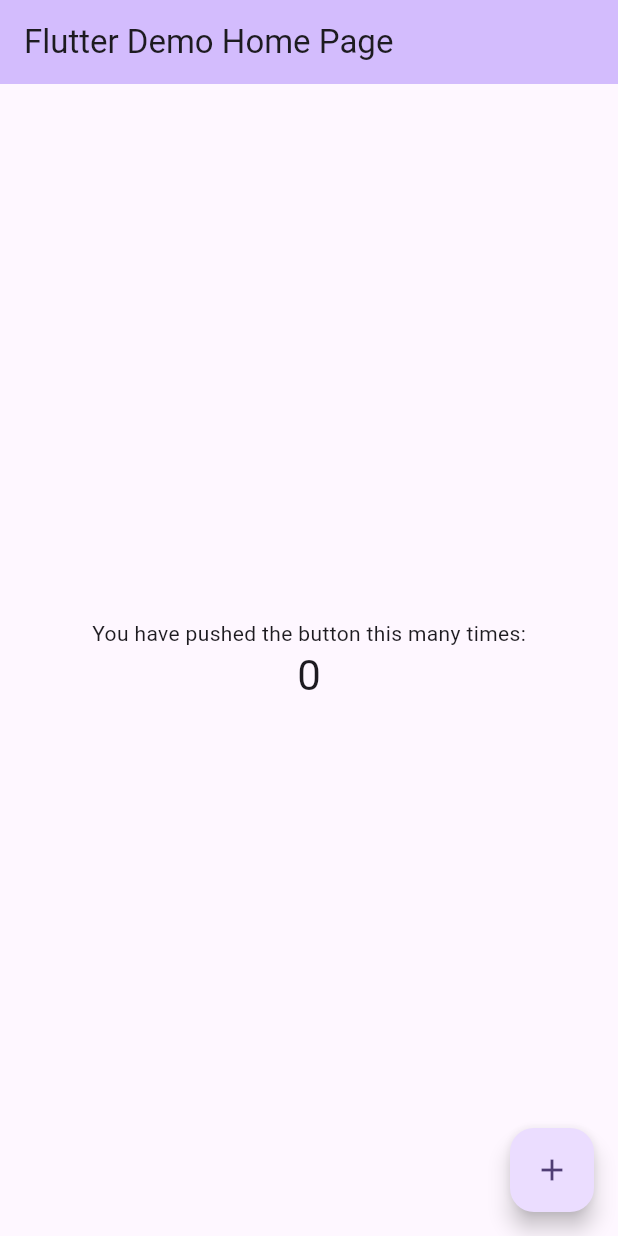
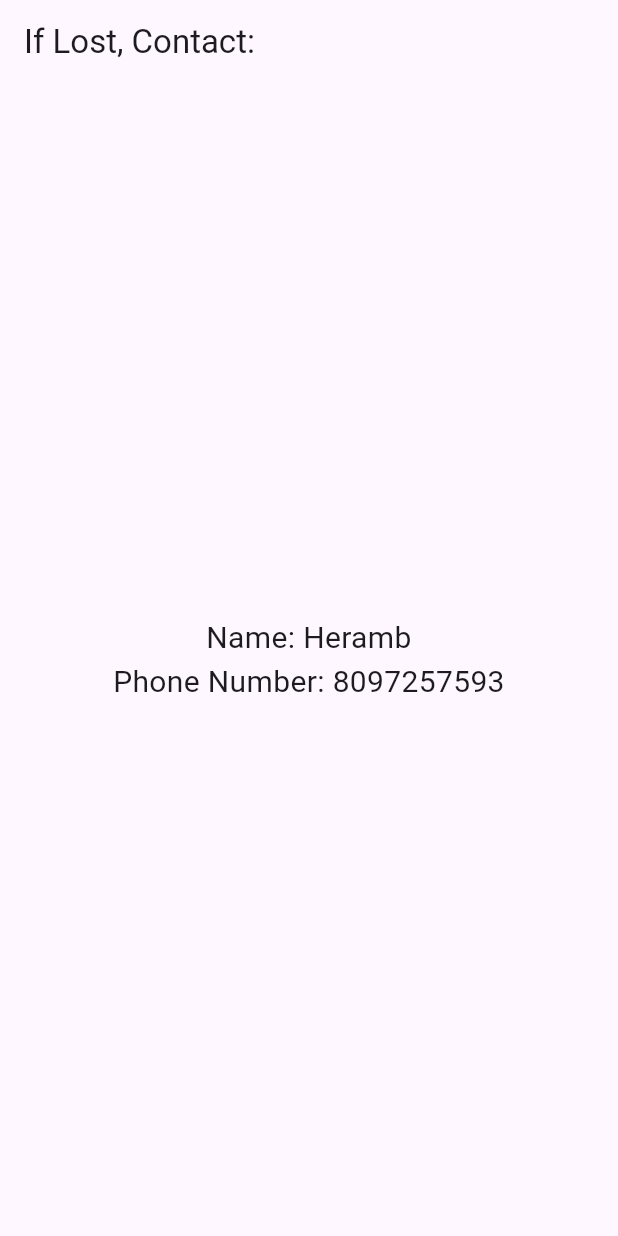
Before and after one commit to HerambKhanvilkar/cyberlog, a Flutter app: the screen it shows after launch, on a phone screen of 412 x 824 dp. Run offline on Flutter 3.47's test engine with Material 3 defaults, Android fonts, the phone set to English and light mode, and no system bars.

Commit message:
initial commit

```diff
--- a/lib/main.dart
+++ b/lib/main.dart
@@ -1,122 +1,30 @@
 import 'package:flutter/material.dart';
 
 void main() {
-  runApp(const MyApp());
+  runApp(const MyFirstApp());
 }
 
-class MyApp extends StatelessWidget {
-  const MyApp({super.key});
+class MyFirstApp extends StatelessWidget {
+  const MyFirstApp({super.key});
 
-  // This widget is the root of your application.
   @override
   Widget build(BuildContext context) {
     return MaterialApp(
-      title: 'Flutter Demo',
-      theme: ThemeData(
-        // This is the theme of your application.
-        //
-        // TRY THIS: Try running your application with "flutter run". You'll see
-        // the application has a purple toolbar. Then, without quitting the app,
-        // try changing the seedColor in the colorScheme below to Colors.green
-        // and then invoke "hot reload" (save your changes or press the "hot
-        // reload" button in a Flutter-supported IDE, or press "r" if you used
-        // the command line to start the app).
-        //
-        // Notice that the counter didn't reset back to zero; the application
-        // state is not lost during the reload. To reset the state, use hot
-        // restart instead.
-        //
-        // This works for code too, not just values: Most code changes can be
-        // tested with just a hot reload.
-        colorScheme: ColorScheme.fromSeed(seedColor: Colors.deepPurple),
+      home: Scaffold(
+        appBar: AppBar(
+          title: const Text("If Lost, Contact:"),
+        ),
+        body: const Center(
+          child: Text(
+            "Name: Heramb\nPhone Number: 8097257593",
+            textAlign: TextAlign.center,
+            style: TextStyle(
+              fontFamily: "Roboto",
+              fontSize: 20,
+            ),
+          ),
+        ),
       ),
-      home: const MyHomePage(title: 'Flutter Demo Home Page'),
     );
   }
 }
-
-class MyHomePage extends StatefulWidget {
-  const MyHomePage({super.key, required this.title});
-
-  // This widget is the home page of your application. It is stateful, meaning
-  // that it has a State object (defined below) that contains fields that affect
-  // how it looks.
-
-  // This class is the configuration for the state. It holds the values (in this
-  // case the title) provided by the parent (in this case the App widget) and
-  // used by the build method of the State. Fields in a Widget subclass are
-  // always marked "final".
-
-  final String title;
-
-  @override
-  State<MyHomePage> createState() => _MyHomePageState();
-}
-
-class _MyHomePageState extends State<MyHomePage> {
-  int _counter = 0;
-
-  void _incrementCounter() {
-    setState(() {
-      // This call to setState tells the Flutter framework that something has
-      // changed in this State, which causes it to rerun the build method below
-      // so that the display can reflect the updated values. If we changed
-      // _counter without calling setState(), then the build method would not be
-      // called again, and so nothing would appear to happen.
-      _counter++;
-    });
-  }
-
-  @override
-  Widget build(BuildContext context) {
-    // This method is rerun every time setState is called, for instance as done
-    // by the _incrementCounter method above.
-    //
-    // The Flutter framework has been optimized to make rerunning build methods
-    // fast, so that you can just rebuild anything that needs updating rather
-    // than having to individually change instances of widgets.
-    return Scaffold(
-      appBar: AppBar(
-        // TRY THIS: Try changing the color here to a specific color (to
-        // Colors.amber, perhaps?) and trigger a hot reload to see the AppBar
-        // change color while the other colors stay the same.
-        backgroundColor: Theme.of(context).colorScheme.inversePrimary,
-        // Here we take the value from the MyHomePage object that was created by
-        // the App.build method, and use it to set our appbar title.
-        title: Text(widget.title),
-      ),
-      body: Center(
-        // Center is a layout widget. It takes a single child and positions it
-        // in the middle of the parent.
-        child: Column(
-          // Column is also a layout widget. It takes a list of children and
-          // arranges them vertically. By default, it sizes itself to fit its
-          // children horizontally, and tries to be as tall as its parent.
-          //
-          // Column has various properties to control how it sizes itself and
-          // how it positions its children. Here we use mainAxisAlignment to
-          // center the children vertically; the main axis here is the vertical
-          // axis because Columns are vertical (the cross axis would be
-          // horizontal).
-          //
-          // TRY THIS: Invoke "debug painting" (choose the "Toggle Debug Paint"
-          // action in the IDE, or press "p" in the console), to see the
-          // wireframe for each widget.
-          mainAxisAlignment: MainAxisAlignment.center,
-          children: <Widget>[
-            const Text('You have pushed the button this many times:'),
-            Text(
-              '$_counter',
-              style: Theme.of(context).textTheme.headlineMedium,
-            ),
-          ],
-        ),
-      ),
-      floatingActionButton: FloatingActionButton(
-        onPressed: _incrementCounter,
-        tooltip: 'Increment',
-        child: const Icon(Icons.add),
-      ), // This trailing comma makes auto-formatting nicer for build methods.
-    );
-  }
-}
```
Also changed, not shown: 1 other file.
